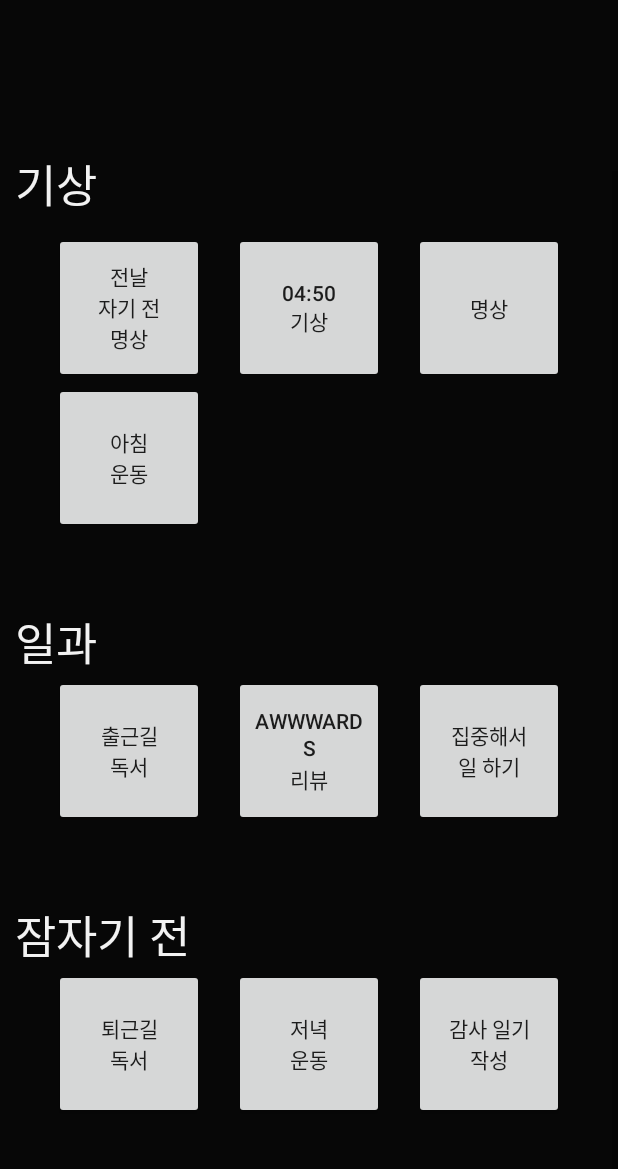
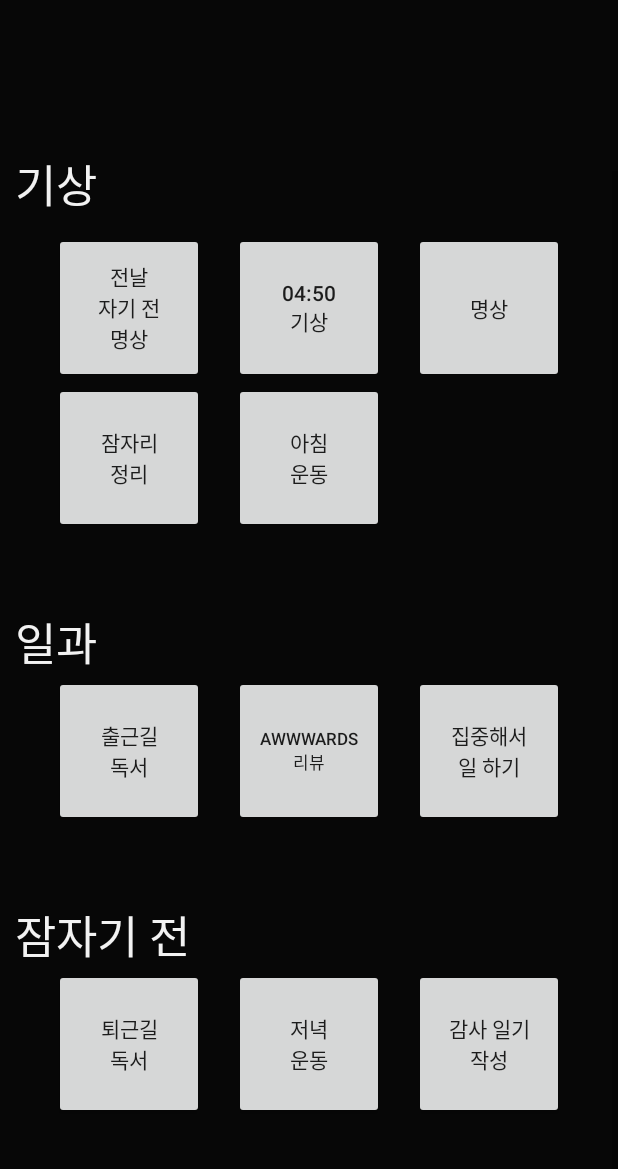
Before and after one commit to Index-dev/What_I_Need, an Android app: the screen it shows after launch (MainActivity), scrolled down 172 dp, on a phone screen of 412 x 824 dp, the part 42-1211 px from its top. Run offline under Robolectric (Android 15) with nearby library versions, the phone set to English and light mode, and no system bars; 2 statements that could not run were skipped.

Commit message:
feat: Add link to button

```diff
--- a/younghyun/app/src/main/java/com/example/eumericano/MainActivity.kt
+++ b/younghyun/app/src/main/java/com/example/eumericano/MainActivity.kt
@@ -1,7 +1,9 @@
 package com.example.eumericano
 
+import android.content.Intent
 import androidx.appcompat.app.AppCompatActivity
 import android.os.Bundle
+import android.view.View
 import com.example.eumericano.databinding.ActivityMainBinding
 
 class MainActivity : AppCompatActivity() {
@@ -16,4 +18,9 @@ class MainActivity : AppCompatActivity() {
         setContentView(binding.root)
     }
 
+    fun showTimer(v: View) {
+        var intent= Intent(this, SplashScreenActivity::class.java)
+        startActivity(intent)
+    }
+
 }
--- a/younghyun/app/src/main/res/layout/activity_main.xml
+++ b/younghyun/app/src/main/res/layout/activity_main.xml
@@ -59,7 +59,17 @@
                     android:layout_width="100dp"
                     android:layout_height="100dp"
                     android:text="명상"
-                    android:layout_gravity="center"/>
+                    android:layout_gravity="center"
+                    android:onClick="showTimer"
+                    />
+                <Button
+                    android:id="@+id/clean_bed"
+                    android:layout_width="100dp"
+                    android:layout_height="100dp"
+                    android:text="잠자리\n정리"
+                    android:layout_gravity="center"
+                    android:layout_marginRight="20dp"
+                    />
                 <Button
                     android:id="@+id/button04"
                     android:layout_width="100dp"
@@ -97,6 +107,7 @@
                     android:layout_width="100dp"
                     android:layout_height="100dp"
                     android:text="awwwards\n리뷰"
+                    android:textSize="11dp"
                     android:layout_gravity="center"
                     android:layout_marginRight="20dp"
                     />
--- a/younghyun/app/src/main/res/values/themes.xml
+++ b/younghyun/app/src/main/res/values/themes.xml
@@ -10,7 +10,7 @@
         <item name="colorSecondaryVariant">@color/third</item>
         <item name="colorOnSecondary">@color/black</item>
         <!-- Status bar color. -->
-        <item name="android:statusBarColor">@color/darkBlueg</item>
+        <item name="android:statusBarColor">@color/darkBlue</item>
         <!-- Customize your theme here. -->
         <item name="windowActionBar">false</item>
         <item name="windowNoTitle">true</item>
```
